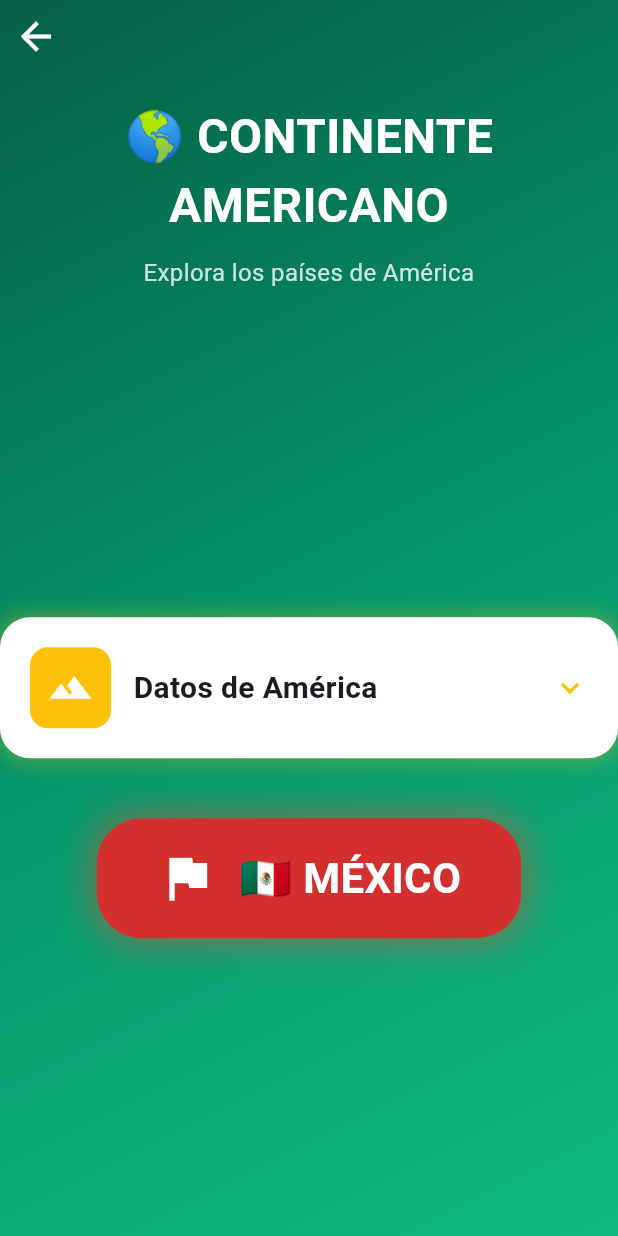
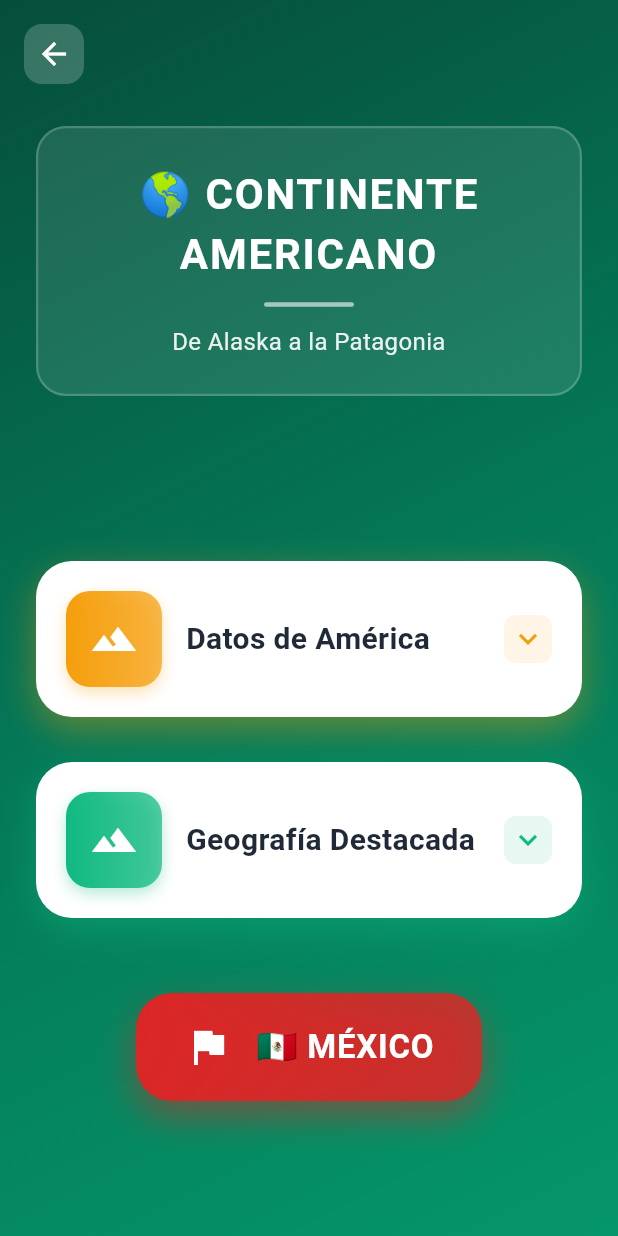
Before and after one commit to MartinCortes20/Tarea2_DisenioAventuraInteractiva, a Flutter app: the screen it shows after launch, after a tap on "AMÉRICA", on a phone screen of 412 x 824 dp. Run offline on Flutter 3.47's test engine with Material 3 defaults, Android fonts, the phone set to English and light mode, and no system bars.

Commit message:
se termina tarea 2

```diff
--- a/tarea2/lib/constants/app_colors.dart
+++ b/tarea2/lib/constants/app_colors.dart
@@ -2,30 +2,32 @@ import 'package:flutter/material.dart';
 
 class AppColors {
   // Colores para Mapa Mundial
-  static const worldGradientStart = Color(0xFF1E3A8A);
-  static const worldGradientMiddle = Color(0xFF3B82F6);
-  static const worldGradientEnd = Color(0xFF60A5FA);
+  static const worldGradientStart = Color(0xFF0F172A);
+  static const worldGradientMiddle = Color(0xFF1E3A8A);
+  static const worldGradientEnd = Color(0xFF3B82F6);
 
   // Colores para Continente Americano
-  static const americaGradientStart = Color(0xFF065F46);
-  static const americaGradientMiddle = Color(0xFF059669);
-  static const americaGradientEnd = Color(0xFF10B981);
+  static const americaGradientStart = Color(0xFF064E3B);
+  static const americaGradientMiddle = Color(0xFF047857);
+  static const americaGradientEnd = Color(0xFF059669);
 
   // Colores para México (Bandera)
   static const mexicoGreen = Color(0xFF047857);
-  static const mexicoWhite = Color(0xFFFFFFFF);
+  static const mexicoWhite = Color(0xFFF9FAFB);
   static const mexicoRed = Color(0xFFDC2626);
 
   // Colores para CDMX
   static const cdmxGradientStart = Color(0xFF1F2937);
   static const cdmxGradientMiddle = Color(0xFF374151);
-  static const cdmxGradientEnd = Color(0xFF4B5563);
+  static const cdmxGradientEnd = Color(0xFF6B7280);
 
   // Colores para puntos de interés
-  static const interestGreen = Colors.green;
-  static const interestAmber = Colors.amber;
-  static const interestPurple = Colors.purple;
-  static const interestOrange = Colors.orange;
-  static const interestBlue = Colors.blue;
-  static const interestRed = Colors.red;
+  static const interestGreen = Color(0xFF10B981);
+  static const interestAmber = Color(0xFFF59E0B);
+  static const interestPurple = Color(0xFF8B5CF6);
+  static const interestOrange = Color(0xFFF97316);
+  static const interestBlue = Color(0xFF3B82F6);
+  static const interestRed = Color(0xFFEF4444);
+  static const interestPink = Color(0xFFEC4899);
+  static const interestCyan = Color(0xFF06B6D4);
 }
--- a/tarea2/lib/main.dart
+++ b/tarea2/lib/main.dart
@@ -1,7 +1,16 @@
 import 'package:flutter/material.dart';
+import 'package:flutter/services.dart';
 import 'screens/world_map_screen.dart';
 
 void main() {
+  WidgetsFlutterBinding.ensureInitialized();
+  // Configurar la barra de estado
+  SystemChrome.setSystemUIOverlayStyle(
+    const SystemUiOverlayStyle(
+      statusBarColor: Colors.transparent,
+      statusBarIconBrightness: Brightness.light,
+    ),
+  );
   runApp(const GeographicAdventureApp());
 }
 
@@ -15,6 +24,7 @@ class GeographicAdventureApp extends StatelessWidget {
       theme: ThemeData(
         primarySwatch: Colors.blue,
         fontFamily: 'Roboto',
+        useMaterial3: true,
       ),
       home: const WorldMapScreen(),
       debugShowCheckedModeBanner: false,
--- a/tarea2/lib/screens/continent_screen.dart
+++ b/tarea2/lib/screens/continent_screen.dart
@@ -1,6 +1,7 @@
 import 'package:flutter/material.dart';
 import '../widgets/title_widget.dart';
 import '../widgets/interest_point_widget.dart';
+import '../widgets/navigation_button.dart';
 import '../constants/app_colors.dart';
 import 'country_screen.dart';
 
@@ -25,79 +26,70 @@ class ContinentScreen extends StatelessWidget {
         child: SafeArea(
           child: Column(
             children: [
-              _buildBackButton(context),
+              Padding(
+                padding: const EdgeInsets.only(left: 8, top: 8),
+                child: Row(
+                  children: [
+                    IconButton(
+                      icon: Container(
+                        padding: const EdgeInsets.all(8),
+                        decoration: BoxDecoration(
+                          color: Colors.white.withOpacity(0.2),
+                          borderRadius: BorderRadius.circular(12),
+                        ),
+                        child: const Icon(
+                          Icons.arrow_back,
+                          color: Colors.white,
+                          size: 24,
+                        ),
+                      ),
+                      onPressed: () => Navigator.pop(context),
+                    ),
+                  ],
+                ),
+              ),
               const TitleWidget(
                 title: '🌎 CONTINENTE AMERICANO',
-                subtitle: 'Explora los países de América',
+                subtitle: 'De Alaska a la Patagonia',
               ),
               Expanded(
                 child: Center(
+                  child: SingleChildScrollView(
+                    padding: const EdgeInsets.symmetric(vertical: 20),
                     child: Column(
                       mainAxisAlignment: MainAxisAlignment.center,
                       children: [
-                      // Punto de interés de América
+                        const SizedBox(height: 20),
                         const InterestPointWidget(
                           icon: Icons.terrain,
                           title: 'Datos de América',
                           description:
-                            '42.5 millones km²\n1,000 millones de habitantes\nDesde Alaska hasta Argentina',
+                              '🗺️ 42.5 millones km²\n👥 1,000 millones de habitantes\n🏔️ Desde Alaska hasta Argentina\n🌴 Gran biodiversidad',
                           color: AppColors.interestAmber,
                         ),
-                      const SizedBox(height: 40),
+                        const SizedBox(height: 30),
+                        const InterestPointWidget(
+                          icon: Icons.landscape,
+                          title: 'Geografía Destacada',
+                          description:
+                              '🏔️ Cordillera de los Andes\n🌊 Amazonas: río más caudaloso\n🏜️ Desierto de Atacama',
+                          color: AppColors.interestGreen,
+                        ),
+                        const SizedBox(height: 50),
 
-                      // Botón para navegar a México
-                      _buildMexicoButton(context),
+                        Hero(
+                          tag: 'mexico',
+                          child: NavigationButton(
+                            text: '🇲🇽 MÉXICO',
+                            icon: Icons.flag,
+                            color: const Color(0xFFDC2626),
+                            onTap: () => _navigateToCountry(context),
+                          ),
+                        ),
+                        const SizedBox(height: 20),
                       ],
                     ),
                   ),
-              ),
-            ],
-          ),
-        ),
-      ),
-    );
-  }
-
-  Widget _buildBackButton(BuildContext context) {
-    return Row(
-      children: [
-        IconButton(
-          icon: const Icon(Icons.arrow_back, color: Colors.white, size: 30),
-          onPressed: () => Navigator.pop(context),
-        ),
-      ],
-    );
-  }
-
-  Widget _buildMexicoButton(BuildContext context) {
-    return Hero(
-      tag: 'mexico',
-      child: GestureDetector(
-        onTap: () => _navigateToCountry(context),
-        child: Container(
-          padding: const EdgeInsets.symmetric(horizontal: 40, vertical: 20),
-          decoration: BoxDecoration(
-            color: Colors.red.shade700,
-            borderRadius: BorderRadius.circular(30),
-            boxShadow: [
-              BoxShadow(
-                color: Colors.red.withOpacity(0.5),
-                blurRadius: 20,
-                spreadRadius: 3,
-              ),
-            ],
-          ),
-          child: const Row(
-            mainAxisSize: MainAxisSize.min,
-            children: [
-              Icon(Icons.flag, size: 40, color: Colors.white),
-              SizedBox(width: 15),
-              Text(
-                '🇲🇽 MÉXICO',
-                style: TextStyle(
-                  color: Colors.white,
-                  fontSize: 28,
-                  fontWeight: FontWeight.bold,
                 ),
               ),
             ],
--- a/tarea2/lib/screens/world_map_screen.dart
+++ b/tarea2/lib/screens/world_map_screen.dart
@@ -1,6 +1,7 @@
 import 'package:flutter/material.dart';
 import '../widgets/title_widget.dart';
 import '../widgets/interest_point_widget.dart';
+import '../widgets/navigation_button.dart';
 import '../constants/app_colors.dart';
 import 'continent_screen.dart';
 
@@ -25,28 +26,44 @@ class WorldMapScreen extends StatelessWidget {
         child: SafeArea(
           child: Column(
             children: [
+              const SizedBox(height: 20),
               const TitleWidget(
                 title: '🌍 MAPA MUNDIAL',
                 subtitle: 'Selecciona un continente para explorar',
               ),
               Expanded(
                 child: Center(
+                  child: SingleChildScrollView(
+                    padding: const EdgeInsets.symmetric(vertical: 20),
                     child: Column(
                       mainAxisAlignment: MainAxisAlignment.center,
                       children: [
-                      // Punto de interés del Mundo
+                        const SizedBox(height: 20),
                         const InterestPointWidget(
                           icon: Icons.public,
                           title: 'Planeta Tierra',
                           description:
-                            '510.1 millones km² de superficie\n7.9 mil millones de habitantes',
-                        color: AppColors.interestGreen,
+                              '🌊 510.1 millones km² de superficie\n👥 7.9 mil millones de habitantes\n🌡️ Temperatura promedio: 15°C',
+                          color: AppColors.interestCyan,
                         ),
-                      const SizedBox(height: 40),
+                        const SizedBox(height: 50),
 
-                      // Botón animado para navegar a América
-                      _buildAmericaButton(context),
+                        // Decoración adicional
+                        _buildDecorativeInfo(),
+                        const SizedBox(height: 50),
+
+                        Hero(
+                          tag: 'america',
+                          child: NavigationButton(
+                            text: 'AMÉRICA',
+                            icon: Icons.explore,
+                            color: const Color(0xFF059669),
+                            onTap: () => _navigateToContinent(context),
+                          ),
+                        ),
+                        const SizedBox(height: 20),
                       ],
+                    ),
                   ),
                 ),
               ),
@@ -57,41 +74,48 @@ class WorldMapScreen extends StatelessWidget {
     );
   }
 
-  Widget _buildAmericaButton(BuildContext context) {
-    return Hero(
-      tag: 'america',
-      child: GestureDetector(
-        onTap: () => _navigateToContinent(context),
-        child: Container(
-          width: 200,
-          height: 200,
-          decoration: BoxDecoration(
-            color: Colors.green.shade700,
-            shape: BoxShape.circle,
-            boxShadow: [
-              BoxShadow(
-                color: Colors.green.withOpacity(0.5),
-                blurRadius: 30,
-                spreadRadius: 5,
-              ),
+  Widget _buildDecorativeInfo() {
+    return Padding(
+      padding: const EdgeInsets.symmetric(horizontal: 40),
+      child: Row(
+        mainAxisAlignment: MainAxisAlignment.spaceEvenly,
+        children: [
+          _buildStatCard('7', 'Continentes', Icons.language),
+          _buildStatCard('195', 'Países', Icons.flag),
+          _buildStatCard('5', 'Océanos', Icons.water),
         ],
       ),
-          child: const Column(
-            mainAxisAlignment: MainAxisAlignment.center,
+    );
+  }
+
+  Widget _buildStatCard(String number, String label, IconData icon) {
+    return Container(
+      padding: const EdgeInsets.all(16),
+      decoration: BoxDecoration(
+        color: Colors.white.withOpacity(0.15),
+        borderRadius: BorderRadius.circular(16),
+        border: Border.all(color: Colors.white.withOpacity(0.3)),
+      ),
+      child: Column(
         children: [
-              Icon(Icons.location_on, size: 60, color: Colors.white),
-              SizedBox(height: 10),
+          Icon(icon, color: Colors.white, size: 28),
+          const SizedBox(height: 8),
           Text(
-                'AMÉRICA',
-                style: TextStyle(
+            number,
+            style: const TextStyle(
               color: Colors.white,
               fontSize: 24,
               fontWeight: FontWeight.bold,
             ),
           ),
-            ],
+          Text(
+            label,
+            style: TextStyle(
+              color: Colors.white.withOpacity(0.8),
+              fontSize: 12,
             ),
           ),
+        ],
       ),
     );
   }
--- a/tarea2/lib/widgets/interest_point_widget.dart
+++ b/tarea2/lib/widgets/interest_point_widget.dart
@@ -55,7 +55,9 @@ class _InterestPointWidgetState extends State<InterestPointWidget>
 
   @override
   Widget build(BuildContext context) {
-    return GestureDetector(
+    return Padding(
+      padding: const EdgeInsets.symmetric(horizontal: 24),
+      child: GestureDetector(
         onTap: _toggleExpansion,
         child: AnimatedContainer(
           duration: const Duration(milliseconds: 300),
@@ -63,12 +65,13 @@ class _InterestPointWidgetState extends State<InterestPointWidget>
           padding: const EdgeInsets.all(20),
           decoration: BoxDecoration(
             color: Colors.white,
-          borderRadius: BorderRadius.circular(20),
+            borderRadius: BorderRadius.circular(24),
             boxShadow: [
               BoxShadow(
-              color: widget.color.withOpacity(0.3),
-              blurRadius: 10,
-              spreadRadius: 2,
+                color: widget.color.withOpacity(0.4),
+                blurRadius: 20,
+                spreadRadius: 0,
+                offset: const Offset(0, 8),
               ),
             ],
           ),
@@ -77,32 +80,55 @@ class _InterestPointWidgetState extends State<InterestPointWidget>
               Row(
                 children: [
                   Container(
-                  padding: const EdgeInsets.all(12),
+                    padding: const EdgeInsets.all(16),
                     decoration: BoxDecoration(
-                    color: widget.color,
-                    borderRadius: BorderRadius.circular(12),
+                      gradient: LinearGradient(
+                        colors: [
+                          widget.color,
+                          widget.color.withOpacity(0.7),
+                        ],
+                      ),
+                      borderRadius: BorderRadius.circular(16),
+                      boxShadow: [
+                        BoxShadow(
+                          color: widget.color.withOpacity(0.3),
+                          blurRadius: 8,
+                          spreadRadius: 0,
+                          offset: const Offset(0, 4),
+                        ),
+                      ],
                     ),
                     child: Icon(
                       widget.icon,
                       color: Colors.white,
-                    size: 30,
+                      size: 32,
                     ),
                   ),
-                const SizedBox(width: 15),
+                  const SizedBox(width: 16),
                   Expanded(
                     child: Text(
                       widget.title,
                       style: const TextStyle(
                         fontSize: 20,
                         fontWeight: FontWeight.bold,
+                        color: Color(0xFF1F2937),
                       ),
                     ),
                   ),
+                  const SizedBox(width: 12),
                   RotationTransition(
                     turns: _rotationAnimation,
+                    child: Container(
+                      padding: const EdgeInsets.all(4),
+                      decoration: BoxDecoration(
+                        color: widget.color.withOpacity(0.1),
+                        borderRadius: BorderRadius.circular(8),
+                      ),
                       child: Icon(
                         Icons.expand_more,
                         color: widget.color,
+                        size: 24,
+                      ),
                     ),
                   ),
                 ],
@@ -113,12 +139,20 @@ class _InterestPointWidgetState extends State<InterestPointWidget>
                 child: _isExpanded
                     ? Column(
                         children: [
-                        const SizedBox(height: 15),
-                        Text(
+                          const SizedBox(height: 16),
+                          Container(
+                            padding: const EdgeInsets.all(16),
+                            decoration: BoxDecoration(
+                              color: widget.color.withOpacity(0.05),
+                              borderRadius: BorderRadius.circular(12),
+                            ),
+                            child: Text(
                               widget.description,
                               style: TextStyle(
                                 fontSize: 16,
                                 color: Colors.grey[700],
+                                height: 1.5,
+                              ),
                             ),
                           ),
                         ],
@@ -128,6 +162,7 @@ class _InterestPointWidgetState extends State<InterestPointWidget>
             ],
           ),
         ),
+      ),
     );
   }
 }
--- /dev/null
+++ b/tarea2/lib/widgets/navigation_button.dart
@@ -0,0 +1,101 @@
+import 'package:flutter/material.dart';
+
+class NavigationButton extends StatefulWidget {
+  final String text;
+  final IconData icon;
+  final Color color;
+  final VoidCallback onTap;
+  final double? width;
+  final double? height;
+
+  const NavigationButton({
+    Key? key,
+    required this.text,
+    required this.icon,
+    required this.color,
+    required this.onTap,
+    this.width,
+    this.height,
+  }) : super(key: key);
+
+  @override
+  State<NavigationButton> createState() => _NavigationButtonState();
+}
+
+class _NavigationButtonState extends State<NavigationButton>
+    with SingleTickerProviderStateMixin {
+  late AnimationController _controller;
+  late Animation<double> _scaleAnimation;
+
+  @override
+  void initState() {
+    super.initState();
+    _controller = AnimationController(
+      duration: const Duration(milliseconds: 150),
+      vsync: this,
+    );
+    _scaleAnimation = Tween<double>(begin: 1.0, end: 0.95).animate(
+      CurvedAnimation(parent: _controller, curve: Curves.easeInOut),
+    );
+  }
+
+  @override
+  void dispose() {
+    _controller.dispose();
+    super.dispose();
+  }
+
+  @override
+  Widget build(BuildContext context) {
+    return GestureDetector(
+      onTapDown: (_) => _controller.forward(),
+      onTapUp: (_) => _controller.reverse(),
+      onTapCancel: () => _controller.reverse(),
+      onTap: widget.onTap,
+      child: ScaleTransition(
+        scale: _scaleAnimation,
+        child: Container(
+          width: widget.width,
+          height: widget.height,
+          padding: const EdgeInsets.symmetric(horizontal: 32, vertical: 20),
+          decoration: BoxDecoration(
+            gradient: LinearGradient(
+              colors: [
+                widget.color,
+                widget.color.withOpacity(0.8),
+              ],
+              begin: Alignment.topLeft,
+              end: Alignment.bottomRight,
+            ),
+            borderRadius: BorderRadius.circular(24),
+            boxShadow: [
+              BoxShadow(
+                color: widget.color.withOpacity(0.5),
+                blurRadius: 20,
+                spreadRadius: 0,
+                offset: const Offset(0, 10),
+              ),
+            ],
+          ),
+          child: Row(
+            mainAxisSize: MainAxisSize.min,
+            mainAxisAlignment: MainAxisAlignment.center,
+            children: [
+              Icon(widget.icon, size: 32, color: Colors.white),
+              const SizedBox(width: 16),
+              Text(
+                widget.text,
+                style: const TextStyle(
+                  color: Colors.white,
+                  fontSize: 22,
+                  fontWeight: FontWeight.bold,
+                  letterSpacing: 0.5,
+                ),
+              ),
+            ],
+          ),
+        ),
+      ),
+    );
+  }
+}
--- a/tarea2/lib/widgets/title_widget.dart
+++ b/tarea2/lib/widgets/title_widget.dart
@@ -12,25 +12,45 @@ class TitleWidget extends StatelessWidget {
 
   @override
   Widget build(BuildContext context) {
-    return Padding(
-      padding: const EdgeInsets.all(20),
+    return Container(
+      margin: const EdgeInsets.symmetric(horizontal: 24, vertical: 20),
+      padding: const EdgeInsets.all(24),
+      decoration: BoxDecoration(
+        color: Colors.white.withOpacity(0.1),
+        borderRadius: BorderRadius.circular(20),
+        border: Border.all(
+          color: Colors.white.withOpacity(0.2),
+          width: 1.5,
+        ),
+      ),
       child: Column(
         children: [
           Text(
             title,
             style: const TextStyle(
-              fontSize: 32,
+              fontSize: 28,
               fontWeight: FontWeight.bold,
               color: Colors.white,
+              letterSpacing: 1.2,
             ),
             textAlign: TextAlign.center,
           ),
-          const SizedBox(height: 10),
+          const SizedBox(height: 12),
+          Container(
+            height: 3,
+            width: 60,
+            decoration: BoxDecoration(
+              color: Colors.white.withOpacity(0.6),
+              borderRadius: BorderRadius.circular(2),
+            ),
+          ),
+          const SizedBox(height: 12),
           Text(
             subtitle,
             style: TextStyle(
               fontSize: 16,
-              color: Colors.white.withOpacity(0.8),
+              color: Colors.white.withOpacity(0.9),
+              height: 1.4,
             ),
             textAlign: TextAlign.center,
           ),
```
Also changed, not shown: tarea2/lib/screens/city_screen.dart (+65 -47 lines), tarea2/lib/screens/country_screen.dart (+48 -66 lines). Lines whose indentation alone changed are shown as unchanged.
